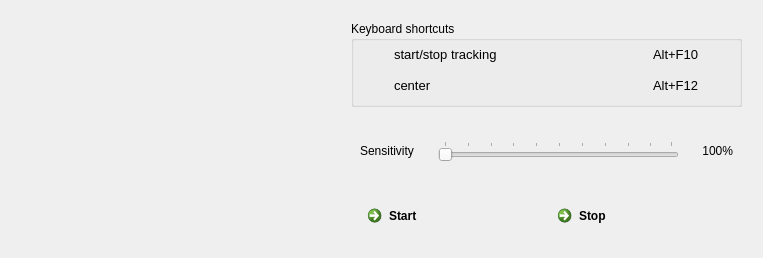
Above: variant/trackmouse/window.ui from opentrack/opentrack before the change. Below: the same form after it.
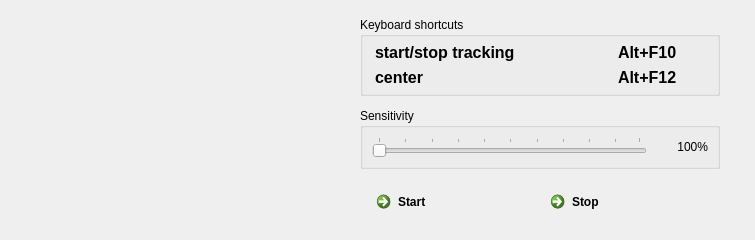
That is the form after the change. Icons and pictures are not drawn.

Commit message: variant/trackmouse: flush

```diff
--- a/variant/trackmouse/window.ui
+++ b/variant/trackmouse/window.ui
@@ -6,23 +6,53 @@
    <rect>
     <x>0</x>
     <y>0</y>
-    <width>763</width>
-    <height>258</height>
+    <width>755</width>
+    <height>240</height>
    </rect>
   </property>
   <property name="sizePolicy">
-   <sizepolicy hsizetype="Preferred" vsizetype="Maximum">
+   <sizepolicy hsizetype="Preferred" vsizetype="Fixed">
     <horstretch>0</horstretch>
     <verstretch>0</verstretch>
    </sizepolicy>
   </property>
+  <property name="maximumSize">
+   <size>
+    <width>16777215</width>
+    <height>240</height>
+   </size>
+  </property>
   <property name="windowTitle">
    <string>trackmouse prototype</string>
   </property>
   <widget class="QWidget" name="frame">
+   <property name="sizePolicy">
+    <sizepolicy hsizetype="Preferred" vsizetype="Fixed">
+     <horstretch>0</horstretch>
+     <verstretch>0</verstretch>
+    </sizepolicy>
+   </property>
+   <property name="maximumSize">
+    <size>
+     <width>16777215</width>
+     <height>240</height>
+    </size>
+   </property>
    <layout class="QHBoxLayout" name="horizontalLayout_3">
     <property name="spacing">
-     <number>9</number>
+     <number>6</number>
+    </property>
+    <property name="leftMargin">
+     <number>6</number>
+    </property>
+    <property name="topMargin">
+     <number>0</number>
+    </property>
+    <property name="rightMargin">
+     <number>12</number>
+    </property>
+    <property name="bottomMargin">
+     <number>0</number>
     </property>
     <item>
      <widget class="QFrame" name="video_feed">
@@ -128,12 +158,18 @@
     </item>
     <item>
      <widget class="QWidget" name="widget_3" native="true">
+      <property name="sizePolicy">
+       <sizepolicy hsizetype="Fixed" vsizetype="Fixed">
+        <horstretch>0</horstretch>
+        <verstretch>0</verstretch>
+       </sizepolicy>
+      </property>
       <layout class="QVBoxLayout" name="verticalLayout_2">
        <property name="spacing">
-        <number>1</number>
+        <number>12</number>
        </property>
        <property name="leftMargin">
-        <number>13</number>
+        <number>8</number>
        </property>
        <property name="topMargin">
         <number>12</number>
@@ -146,33 +182,27 @@
        </property>
        <item>
         <widget class="QGroupBox" name="groupBox_3">
-         <property name="sizePolicy">
-          <sizepolicy hsizetype="Minimum" vsizetype="Preferred">
-           <horstretch>0</horstretch>
-           <verstretch>0</verstretch>
-          </sizepolicy>
-         </property>
          <property name="title">
           <string>Keyboard shortcuts</string>
          </property>
          <layout class="QGridLayout" name="gridLayout">
           <property name="leftMargin">
-           <number>40</number>
+           <number>12</number>
           </property>
           <property name="topMargin">
-           <number>0</number>
+           <number>6</number>
           </property>
           <property name="rightMargin">
            <number>40</number>
           </property>
           <property name="bottomMargin">
-           <number>4</number>
+           <number>6</number>
           </property>
           <property name="horizontalSpacing">
            <number>30</number>
           </property>
           <property name="verticalSpacing">
-           <number>10</number>
+           <number>6</number>
           </property>
           <item row="0" column="0">
            <widget class="QLabel" name="label_2">
@@ -184,8 +214,11 @@
             </property>
             <property name="font">
              <font>
-              <pointsize>10</pointsize>
+              <pointsize>12</pointsize>
+              <weight>75</weight>
+              <bold>true</bold>
               <stylestrategy>PreferAntialias</stylestrategy>
+              <kerning>false</kerning>
              </font>
             </property>
             <property name="text">
@@ -203,8 +236,11 @@
             </property>
             <property name="font">
              <font>
-              <pointsize>10</pointsize>
+              <pointsize>12</pointsize>
+              <weight>75</weight>
+              <bold>true</bold>
               <stylestrategy>PreferAntialias</stylestrategy>
+              <kerning>false</kerning>
              </font>
             </property>
             <property name="text">
@@ -222,8 +258,11 @@
             </property>
             <property name="font">
              <font>
-              <pointsize>10</pointsize>
+              <pointsize>12</pointsize>
+              <weight>75</weight>
+              <bold>true</bold>
               <stylestrategy>PreferAntialias</stylestrategy>
+              <kerning>false</kerning>
              </font>
             </property>
             <property name="text">
@@ -241,8 +280,11 @@
             </property>
             <property name="font">
              <font>
-              <pointsize>10</pointsize>
+              <pointsize>12</pointsize>
+              <weight>75</weight>
+              <bold>true</bold>
               <stylestrategy>PreferAntialias</stylestrategy>
+              <kerning>false</kerning>
              </font>
             </property>
             <property name="text">
@@ -254,21 +296,17 @@
         </widget>
        </item>
        <item>
-        <widget class="QWidget" name="widget_2" native="true">
-         <layout class="QHBoxLayout" name="horizontalLayout_2">
-          <item>
-           <widget class="QLabel" name="label">
-            <property name="sizePolicy">
-             <sizepolicy hsizetype="Preferred" vsizetype="Maximum">
-              <horstretch>3</horstretch>
-              <verstretch>0</verstretch>
-             </sizepolicy>
-            </property>
-            <property name="text">
-             <string>Sensitivity</string>
-            </property>
-           </widget>
-          </item>
+        <widget class="QGroupBox" name="groupBox_2">
+         <property name="sizePolicy">
+          <sizepolicy hsizetype="Preferred" vsizetype="Maximum">
+           <horstretch>0</horstretch>
+           <verstretch>0</verstretch>
+          </sizepolicy>
+         </property>
+         <property name="title">
+          <string>Sensitivity</string>
+         </property>
+         <layout class="QHBoxLayout">
           <item>
            <widget class="QSlider" name="sensitivity_slider">
             <property name="sizePolicy">
@@ -313,7 +351,7 @@
        <item>
         <widget class="QWidget" name="widget" native="true">
          <property name="sizePolicy">
-          <sizepolicy hsizetype="Preferred" vsizetype="Maximum">
+          <sizepolicy hsizetype="Preferred" vsizetype="Minimum">
            <horstretch>0</horstretch>
            <verstretch>0</verstretch>
           </sizepolicy>
```
Left out of the diff: 2 changed lines with no effect on the pictures. The commit also changes 1 other file.
